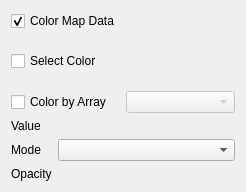
First picture: the form in tomviz/modules/ModuleContourWidget.ui, repository OpenChemistry/tomviz, before the edit.
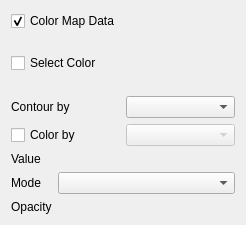
Second picture: the form after the edit. Custom widgets are drawn as their Qt base class.

Commit message:
Add ability to contour by specific arrays
Rather than only contouring by the active scalars, allow the user
to choose which array to contour by.

Diff of the .ui file:
```diff
--- a/tomviz/modules/ModuleContourWidget.ui
+++ b/tomviz/modules/ModuleContourWidget.ui
@@ -7,7 +7,7 @@
     <x>0</x>
     <y>0</y>
     <width>246</width>
-    <height>192</height>
+    <height>225</height>
    </rect>
   </property>
   <property name="windowTitle">
@@ -61,12 +61,26 @@
      </item>
     </layout>
    </item>
+   <item>
+    <layout class="QHBoxLayout" name="horizontalLayout_4">
+     <item>
+      <widget class="QLabel" name="label">
+       <property name="text">
+        <string>Contour by</string>
+       </property>
+      </widget>
+     </item>
+     <item>
+      <widget class="QComboBox" name="comboContourByArray"/>
+     </item>
+    </layout>
+   </item>
    <item>
     <layout class="QHBoxLayout" name="horizontalLayout_3">
      <item>
       <widget class="QCheckBox" name="cbColorByArray">
        <property name="text">
-        <string>Color by Array</string>
+        <string>Color by</string>
        </property>
       </widget>
      </item>
```
Left out of the diff: 8 changed lines with no effect on the pictures. The commit also changes 4 other files.
